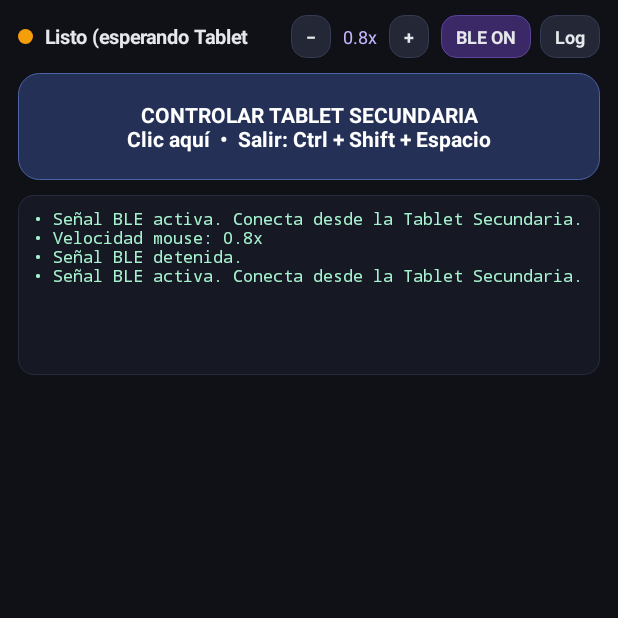
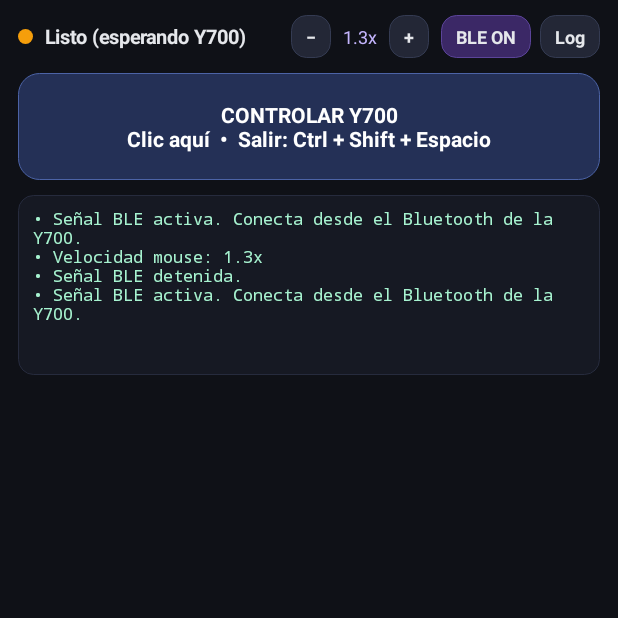
Before and after one commit to AlitaNegrete/MulticontrolAlita, an Android app: the screen it shows after launch (MainActivity), after a tap on "BLE OFF", on a phone screen of 412 x 824 dp, the top half of it. Run offline under Robolectric (Android 15) with nearby library versions, the phone set to English and light mode, and no system bars; 3 other taps on this screen came first.

Commit message:
Update MainActivity.kt

```diff
--- a/app/src/main/java/com/alita/multicontrol/MainActivity.kt
+++ b/app/src/main/java/com/alita/multicontrol/MainActivity.kt
@@ -56,7 +56,7 @@ class MainActivity : Activity() {
     private var accWheel = 0f
     private var currentButtons = 0
     private var lastSentButtons = 0
-    private var sensitivity = 1.0f
+    private var sensitivity = 1.6f
     @Volatile private var isBleBusy = false
     @Volatile private var lastSendTime = 0L
 
@@ -205,7 +205,7 @@ class MainActivity : Activity() {
         topBar.addView(statusText)
 
         // Control de sensibilidad del mouse
-        val btnMinus = makePillButton("−") { adjustSpeed(-0.2f) }.apply {
+        val btnMinus = makePillButton("−") { adjustSpeed(-0.3f) }.apply {
             layoutParams = LinearLayout.LayoutParams(LinearLayout.LayoutParams.WRAP_CONTENT, LinearLayout.LayoutParams.WRAP_CONTENT).apply {
                 rightMargin = dp(4)
             }
@@ -216,7 +216,7 @@ class MainActivity : Activity() {
             setTextColor(Color.parseColor("#C4B5FD"))
             setPadding(dp(4), 0, dp(4), 0)
         }
-        val btnPlus = makePillButton("+") { adjustSpeed(0.2f) }.apply {
+        val btnPlus = makePillButton("+") { adjustSpeed(0.3f) }.apply {
             layoutParams = LinearLayout.LayoutParams(LinearLayout.LayoutParams.WRAP_CONTENT, LinearLayout.LayoutParams.WRAP_CONTENT).apply {
                 leftMargin = dp(4)
                 rightMargin = dp(8)
@@ -242,9 +242,9 @@ class MainActivity : Activity() {
         topBar.addView(btnLog)
         root.addView(topBar)
 
-        // Botón principal estilizado para controlar la Tablet Secundaria
+        // Botón principal estilizado para controlar la Y700
         captureZone = TextView(this).apply {
-            text = "CONTROLAR TABLET SECUNDARIA\nClic aquí  •  Salir: Ctrl + Shift + Espacio"
+            text = "CONTROLAR Y700\nClic aquí  •  Salir: Ctrl + Shift + Espacio"
             textSize = 14f
             setTypeface(null, Typeface.BOLD)
             gravity = Gravity.CENTER
@@ -441,8 +441,8 @@ class MainActivity : Activity() {
     private val advertiseCallback = object : AdvertiseCallback() {
         override fun onStartSuccess(settingsInEffect: AdvertiseSettings?) {
             isAdvertising = true
-            updateStatus("Listo (esperando Tablet Secundaria)", "#F59E0B")
-            log("Señal BLE activa. Conecta desde la Tablet Secundaria.")
+            updateStatus("Listo (esperando Y700)", "#F59E0B")
+            log("Señal BLE activa. Conecta desde el Bluetooth de la Y700.")
         }
 
         override fun onStartFailure(errorCode: Int) {
@@ -458,13 +458,13 @@ class MainActivity : Activity() {
             if (newState == BluetoothProfile.STATE_CONNECTED) {
                 connectedHost = device
                 isBleBusy = false
-                val name = device.name ?: "Tablet Secundaria"
+                val name = device.name ?: "Y700"
                 updateStatus("Conectado: $name", "#10B981")
                 log("Conectado con $name")
             } else if (newState == BluetoothProfile.STATE_DISCONNECTED) {
                 if (connectedHost?.address == device.address) connectedHost = null
                 isBleBusy = false
-                updateStatus(if (isAdvertising) "Listo (esperando Tablet Secundaria)" else "Desconectado", "#F59E0B")
+                updateStatus(if (isAdvertising) "Listo (esperando Y700)" else "Desconectado", "#F59E0B")
                 log("Desconectado de ${device.name ?: device.address}")
             }
         }
@@ -559,10 +559,10 @@ class MainActivity : Activity() {
         runOnUiThread {
             if (hasCapture) {
                 captureZone.background = roundedBg("#116B52", 14, "#34D399")
-                captureZone.text = "CONTROLANDO TABLET SECUNDARIA\nSalir: Ctrl + Shift + Espacio (o toca aquí)"
+                captureZone.text = "CONTROLANDO Y700\nSalir: Ctrl + Shift + Espacio (o toca aquí)"
             } else {
                 captureZone.background = roundedBg("#243056", 14, "#4C63A6")
-                captureZone.text = "CONTROLAR TABLET SECUNDARIA\nClic aquí  •  Salir: Ctrl + Shift + Espacio"
+                captureZone.text = "CONTROLAR Y700\nClic aquí  •  Salir: Ctrl + Shift + Espacio"
             }
         }
     }
```
